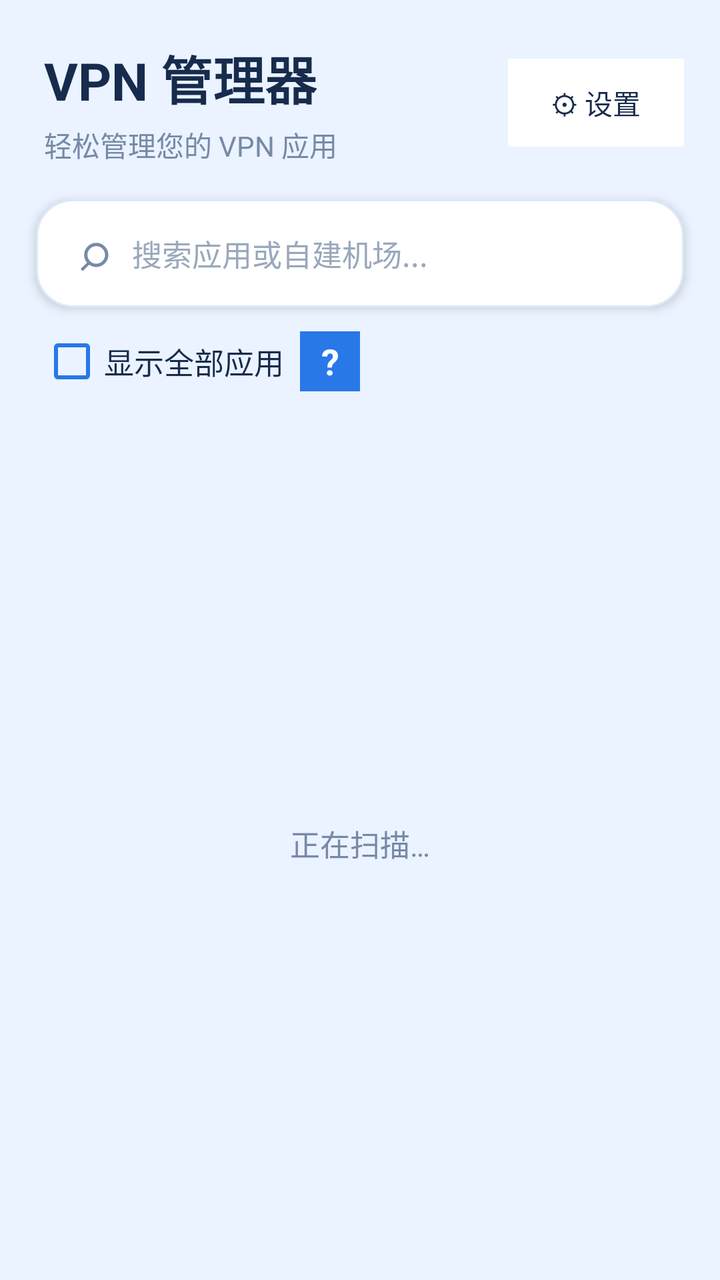
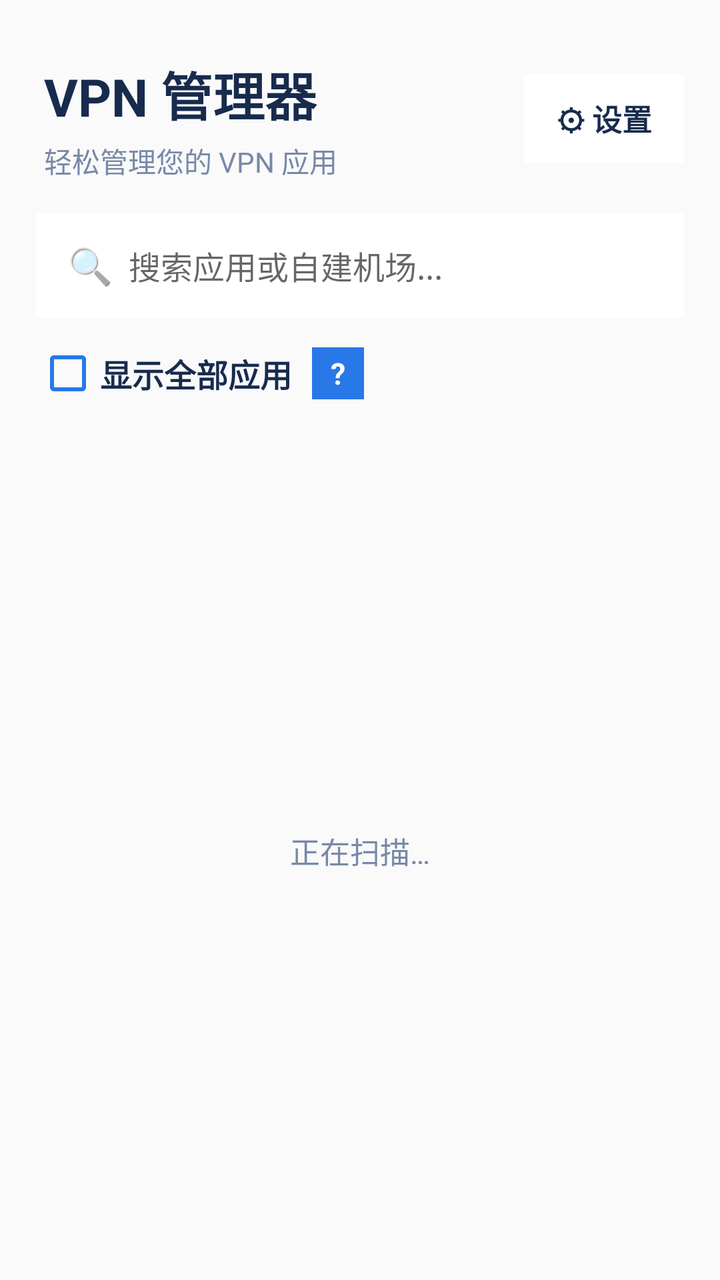

The first picture is an Android layout as it rendered before a commit; the second is the same layout after the commit. The layout source and the unified diff follow.
<!-- AndroidManifest.xml: application theme android:Theme.Material.Light.NoActionBar -->
<!-- res/layout/activity_main.xml -->
<?xml version="1.0" encoding="utf-8"?>
<LinearLayout xmlns:android="http://schemas.android.com/apk/res/android"
    android:id="@+id/root_layout"
    android:layout_width="match_parent"
    android:layout_height="match_parent"
    android:orientation="vertical"
    android:paddingTop="12dp"
    android:background="#EAF3FF"
    android:clipChildren="false"
    android:clipToPadding="false">

    
    <LinearLayout
        android:layout_width="match_parent"
        android:layout_height="wrap_content"
        android:gravity="center_vertical"
        android:orientation="horizontal"
        android:paddingStart="22dp"
        android:paddingEnd="18dp"
        android:paddingTop="8dp"
        android:paddingBottom="14dp">

        <LinearLayout
            android:layout_width="0dp"
            android:layout_height="wrap_content"
            android:layout_weight="1"
            android:orientation="vertical">

            <TextView
                android:id="@+id/title_text"
                android:layout_width="wrap_content"
                android:layout_height="wrap_content"
                android:text="VPN 管理器"
                android:textSize="26sp"
                android:textStyle="bold"
                android:textColor="#172B4D" />

            <TextView
                android:id="@+id/subtitle_text"
                android:layout_width="wrap_content"
                android:layout_height="wrap_content"
                android:layout_marginTop="4dp"
                android:text="轻松管理您的 VPN 应用"
                android:textSize="14sp"
                android:textColor="#7889A8" />
        </LinearLayout>

        <Button
            android:id="@+id/btn_settings"
            android:layout_width="wrap_content"
            android:layout_height="44dp"
            android:minWidth="88dp"
            android:text="⚙ 设置"
            android:textSize="14sp"
            android:textColor="#172B4D"
            android:background="#FFFFFF"
            android:paddingStart="14dp"
            android:paddingEnd="14dp"
            android:stateListAnimator="@null" />
    </LinearLayout>

    
    <LinearLayout
        android:id="@+id/search_container"
        android:layout_width="match_parent"
        android:layout_height="54dp"
        android:layout_marginStart="18dp"
        android:layout_marginEnd="18dp"
        android:layout_marginTop="3dp"
        android:layout_marginBottom="10dp"
        android:orientation="horizontal"
        android:gravity="center_vertical"
        android:paddingStart="14dp"
        android:paddingEnd="6dp"
        android:background="@drawable/search_box_bg"
        android:elevation="3dp">

        <TextView
            android:layout_width="30dp"
            android:layout_height="match_parent"
            android:gravity="center"
            android:text="⌕"
            android:textSize="26sp"
            android:textColor="#7889A8" />

        <EditText
            android:id="@+id/search_box"
            android:layout_width="0dp"
            android:layout_height="match_parent"
            android:layout_weight="1"
            android:background="@android:color/transparent"
            android:hint="搜索应用或自建机场..."
            android:textSize="15sp"
            android:textColor="#172B4D"
            android:textColorHint="#9AA8BC"
            android:paddingStart="4dp"
            android:paddingEnd="4dp"
            android:inputType="text"
            android:maxLines="1"
            android:imeOptions="actionSearch" />

        <TextView
            android:id="@+id/btn_clear_search"
            android:layout_width="40dp"
            android:layout_height="match_parent"
            android:gravity="center"
            android:text="×"
            android:textSize="25sp"
            android:textColor="#7889A8"
            android:visibility="gone"
            android:clickable="true"
            android:focusable="true" />
    </LinearLayout>

    
    <LinearLayout
        android:layout_width="match_parent"
        android:layout_height="wrap_content"
        android:orientation="horizontal"
        android:gravity="center_vertical"
        android:layout_marginStart="20dp"
        android:layout_marginEnd="20dp"
        android:layout_marginTop="1dp"
        android:layout_marginBottom="7dp">

        <CheckBox
            android:id="@+id/show_all_checkbox"
            android:layout_width="wrap_content"
            android:layout_height="wrap_content"
            android:text="显示全部应用"
            android:textSize="15sp"
            android:textColor="#172B4D"
            android:buttonTint="#2878E8" />

        <TextView
            android:id="@+id/tv_help"
            android:layout_width="30dp"
            android:layout_height="30dp"
            android:layout_marginStart="8dp"
            android:gravity="center"
            android:text="?"
            android:textSize="18sp"
            android:textStyle="bold"
            android:textColor="#FFFFFF"
            android:background="#2878E8" />
    </LinearLayout>

    
    <FrameLayout
        android:layout_width="match_parent"
        android:layout_height="0dp"
        android:layout_weight="1"
        android:clipChildren="false"
        android:clipToPadding="false">

        <ListView
            android:id="@+id/list"
            android:layout_width="match_parent"
            android:layout_height="match_parent"
            android:background="@android:color/transparent"
            android:clipToPadding="false"
            android:paddingStart="0dp"
            android:paddingEnd="0dp"
            android:paddingTop="5dp"
            android:paddingBottom="12dp"
            android:divider="@null"
            android:dividerHeight="0dp"
            android:cacheColorHint="@android:color/transparent"
            android:scrollbars="none" />

        <TextView
            android:id="@+id/empty_view"
            android:layout_width="match_parent"
            android:layout_height="match_parent"
            android:gravity="center"
            android:padding="24dp"
            android:text="正在扫描…"
            android:textSize="15sp"
            android:textColor="#7889A8" />
    </FrameLayout>

</LinearLayout>
<!-- resources referenced by this layout -->
<resources>
  <!-- drawable search_box_bg (drawable) -->
  <?xml version="1.0" encoding="utf-8"?>
  <shape xmlns:android="http://schemas.android.com/apk/res/android"
      android:shape="rectangle">
      <solid android:color="#FFFFFF" />
      <corners android:radius="18dp" />
      <stroke
          android:width="1dp"
          android:color="#DCE8FA" />
  </shape>
</resources>

<!-- the commit's change to res/layout/activity_main.xml (unified diff, before → after) -->
@@ -1,182 +1,24 @@
 <?xml version="1.0" encoding="utf-8"?>
 <LinearLayout xmlns:android="http://schemas.android.com/apk/res/android"
-    android:id="@+id/root_layout"
-    android:layout_width="match_parent"
-    android:layout_height="match_parent"
-    android:orientation="vertical"
-    android:paddingTop="12dp"
-    android:background="#EAF3FF"
-    android:clipChildren="false"
-    android:clipToPadding="false">
-
-    
-    <LinearLayout
-        android:layout_width="match_parent"
-        android:layout_height="wrap_content"
-        android:gravity="center_vertical"
-        android:orientation="horizontal"
-        android:paddingStart="22dp"
-        android:paddingEnd="18dp"
-        android:paddingTop="8dp"
-        android:paddingBottom="14dp">
-
-        <LinearLayout
-            android:layout_width="0dp"
-            android:layout_height="wrap_content"
-            android:layout_weight="1"
-            android:orientation="vertical">
-
-            <TextView
-                android:id="@+id/title_text"
-                android:layout_width="wrap_content"
-                android:layout_height="wrap_content"
-                android:text="VPN 管理器"
-                android:textSize="26sp"
-                android:textStyle="bold"
-                android:textColor="#172B4D" />
-
-            <TextView
-                android:id="@+id/subtitle_text"
-                android:layout_width="wrap_content"
-                android:layout_height="wrap_content"
-                android:layout_marginTop="4dp"
-                android:text="轻松管理您的 VPN 应用"
-                android:textSize="14sp"
-                android:textColor="#7889A8" />
+    android:id="@+id/root_layout" android:layout_width="match_parent" android:layout_height="match_parent" android:orientation="vertical" android:paddingTop="20dp">
+    <LinearLayout android:layout_width="match_parent" android:layout_height="wrap_content" android:gravity="center_vertical" android:orientation="horizontal" android:paddingStart="22dp" android:paddingEnd="18dp" android:paddingTop="8dp" android:paddingBottom="16dp">
+        <LinearLayout android:layout_width="0dp" android:layout_height="wrap_content" android:layout_weight="1" android:orientation="vertical">
+            <TextView android:id="@+id/title_text" android:layout_width="wrap_content" android:layout_height="wrap_content" android:text="VPN 管理器" android:textSize="26sp" android:textStyle="bold" android:textColor="#172B4D" />
+            <TextView android:id="@+id/subtitle_text" android:layout_width="wrap_content" android:layout_height="wrap_content" android:layout_marginTop="4dp" android:text="轻松管理您的 VPN 应用" android:textSize="14sp" android:textColor="#7889A8" />
         </LinearLayout>
-
-        <Button
-            android:id="@+id/btn_settings"
-            android:layout_width="wrap_content"
-            android:layout_height="44dp"
-            android:minWidth="88dp"
-            android:text="⚙ 设置"
-            android:textSize="14sp"
-            android:textColor="#172B4D"
-            android:background="#FFFFFF"
-            android:paddingStart="14dp"
-            android:paddingEnd="14dp"
-            android:stateListAnimator="@null" />
+        <TextView android:id="@+id/btn_settings" android:layout_width="wrap_content" android:layout_height="44dp" android:background="#F7FFFFFF" android:gravity="center" android:paddingStart="16dp" android:paddingEnd="16dp" android:text="⚙ 设置" android:textColor="#172B4D" android:textSize="15sp" android:textStyle="bold" />
     </LinearLayout>
-
-    
-    <LinearLayout
-        android:id="@+id/search_container"
-        android:layout_width="match_parent"
-        android:layout_height="54dp"
-        android:layout_marginStart="18dp"
-        android:layout_marginEnd="18dp"
-        android:layout_marginTop="3dp"
-        android:layout_marginBottom="10dp"
-        android:orientation="horizontal"
-        android:gravity="center_vertical"
-        android:paddingStart="14dp"
-        android:paddingEnd="6dp"
-        android:background="@drawable/search_box_bg"
-        android:elevation="3dp">
-
-        <TextView
-            android:layout_width="30dp"
-            android:layout_height="match_parent"
-            android:gravity="center"
-            android:text="⌕"
-            android:textSize="26sp"
-            android:textColor="#7889A8" />
-
-        <EditText
-            android:id="@+id/search_box"
-            android:layout_width="0dp"
-            android:layout_height="match_parent"
-            android:layout_weight="1"
-            android:background="@android:color/transparent"
-            android:hint="搜索应用或自建机场..."
-            android:textSize="15sp"
-            android:textColor="#172B4D"
-            android:textColorHint="#9AA8BC"
-            android:paddingStart="4dp"
-            android:paddingEnd="4dp"
-            android:inputType="text"
-            android:maxLines="1"
-            android:imeOptions="actionSearch" />
-
-        <TextView
-            android:id="@+id/btn_clear_search"
-            android:layout_width="40dp"
-            android:layout_height="match_parent"
-            android:gravity="center"
-            android:text="×"
-            android:textSize="25sp"
-            android:textColor="#7889A8"
-            android:visibility="gone"
-            android:clickable="true"
-            android:focusable="true" />
+    <LinearLayout android:layout_width="match_parent" android:layout_height="52dp" android:layout_marginStart="18dp" android:layout_marginEnd="18dp" android:layout_marginBottom="12dp" android:background="#F7FFFFFF" android:gravity="center_vertical" android:orientation="horizontal" android:paddingStart="16dp" android:paddingEnd="16dp">
+        <TextView android:layout_width="wrap_content" android:layout_height="wrap_content" android:text="🔍" android:textSize="18sp" />
+        <EditText android:id="@+id/search_box" android:layout_width="0dp" android:layout_height="match_parent" android:layout_weight="1" android:background="@android:color/transparent" android:hint="搜索应用或自建机场..." android:inputType="text" android:maxLines="1" android:imeOptions="actionSearch" android:paddingStart="8dp" android:textColor="#172B4D" android:textSize="16sp" />
+        <TextView android:id="@+id/btn_clear_search" android:layout_width="wrap_content" android:layout_height="wrap_content" android:padding="8dp" android:text="✕" android:textColor="#7889A8" android:textSize="16sp" android:visibility="gone" />
     </LinearLayout>
-
-    
-    <LinearLayout
-        android:layout_width="match_parent"
-        android:layout_height="wrap_content"
-        android:orientation="horizontal"
-        android:gravity="center_vertical"
-        android:layout_marginStart="20dp"
-        android:layout_marginEnd="20dp"
-        android:layout_marginTop="1dp"
-        android:layout_marginBottom="7dp">
-
-        <CheckBox
-            android:id="@+id/show_all_checkbox"
-            android:layout_width="wrap_content"
-            android:layout_height="wrap_content"
-            android:text="显示全部应用"
-            android:textSize="15sp"
-            android:textColor="#172B4D"
-            android:buttonTint="#2878E8" />
-
-        <TextView
-            android:id="@+id/tv_help"
-            android:layout_width="30dp"
-            android:layout_height="30dp"
-            android:layout_marginStart="8dp"
-            android:gravity="center"
-            android:text="?"
-            android:textSize="18sp"
-            android:textStyle="bold"
-            android:textColor="#FFFFFF"
-            android:background="#2878E8" />
+    <LinearLayout android:layout_width="match_parent" android:layout_height="wrap_content" android:orientation="horizontal" android:gravity="center_vertical" android:layout_marginStart="18dp" android:layout_marginEnd="18dp" android:layout_marginBottom="8dp">
+        <CheckBox android:id="@+id/show_all_checkbox" android:layout_width="wrap_content" android:layout_height="wrap_content" android:text="显示全部应用" android:textSize="16sp" android:textStyle="bold" android:textColor="#172B4D" android:buttonTint="#2878E8" />
+        <TextView android:id="@+id/tv_help" android:layout_width="26dp" android:layout_height="26dp" android:layout_marginStart="10dp" android:gravity="center" android:text="?" android:textSize="15sp" android:textStyle="bold" android:textColor="#FFFFFF" android:background="#2878E8" />
     </LinearLayout>
-
-    
-    <FrameLayout
-        android:layout_width="match_parent"
-        android:layout_height="0dp"
-        android:layout_weight="1"
-        android:clipChildren="false"
-        android:clipToPadding="false">
-
-        <ListView
-            android:id="@+id/list"
-            android:layout_width="match_parent"
-            android:layout_height="match_parent"
-            android:background="@android:color/transparent"
-            android:clipToPadding="false"
-            android:paddingStart="0dp"
-            android:paddingEnd="0dp"
-            android:paddingTop="5dp"
-            android:paddingBottom="12dp"
-            android:divider="@null"
-            android:dividerHeight="0dp"
-            android:cacheColorHint="@android:color/transparent"
-            android:scrollbars="none" />
-
-        <TextView
-            android:id="@+id/empty_view"
-            android:layout_width="match_parent"
-            android:layout_height="match_parent"
-            android:gravity="center"
-            android:padding="24dp"
-            android:text="正在扫描…"
-            android:textSize="15sp"
-            android:textColor="#7889A8" />
+    <FrameLayout android:layout_width="match_parent" android:layout_height="0dp" android:layout_weight="1">
+        <ListView android:id="@+id/list" android:layout_width="match_parent" android:layout_height="match_parent" android:background="@android:color/transparent" android:cacheColorHint="@android:color/transparent" android:clipToPadding="false" android:divider="@null" android:dividerHeight="0dp" android:paddingTop="4dp" android:paddingBottom="20dp" android:scrollbars="none" />
+        <TextView android:id="@+id/empty_view" android:layout_width="match_parent" android:layout_height="match_parent" android:gravity="center" android:padding="24dp" android:text="正在扫描…" android:textSize="15sp" android:textColor="#7889A8" />
     </FrameLayout>
-
 </LinearLayout>
<!-- resource entries referenced after the edit -->
@@ -1,14 +1,5 @@
 <!-- resources referenced by this layout -->
 <resources>
-  <!-- drawable search_box_bg (drawable) -->
-  <?xml version="1.0" encoding="utf-8"?>
-  <shape xmlns:android="http://schemas.android.com/apk/res/android"
-      android:shape="rectangle">
-      <solid android:color="#FFFFFF" />
-      <corners android:radius="18dp" />
-      <stroke
-          android:width="1dp"
-          android:color="#DCE8FA" />
-  </shape>
+
 </resources>
 
